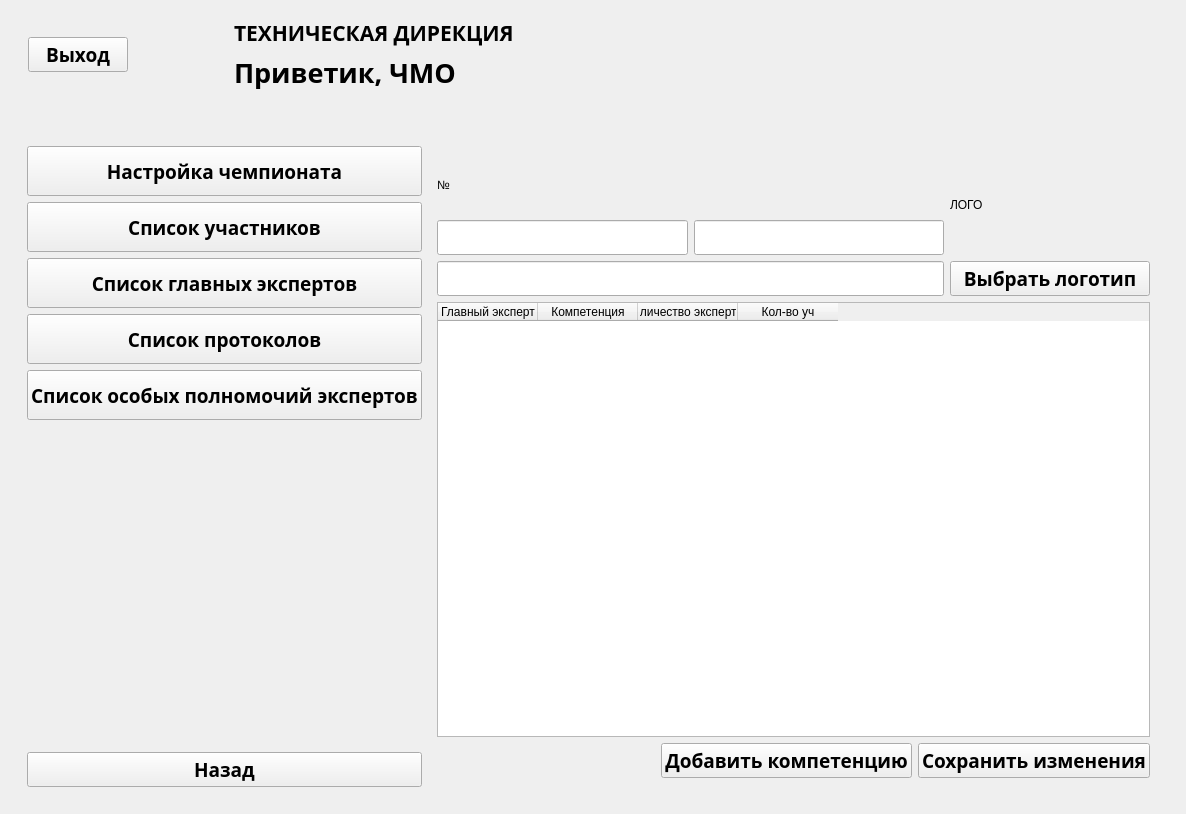
This is OrganizeForm.ui in faryek/KARELLO as Qt 5 draws it before an edit. The edited form follows.
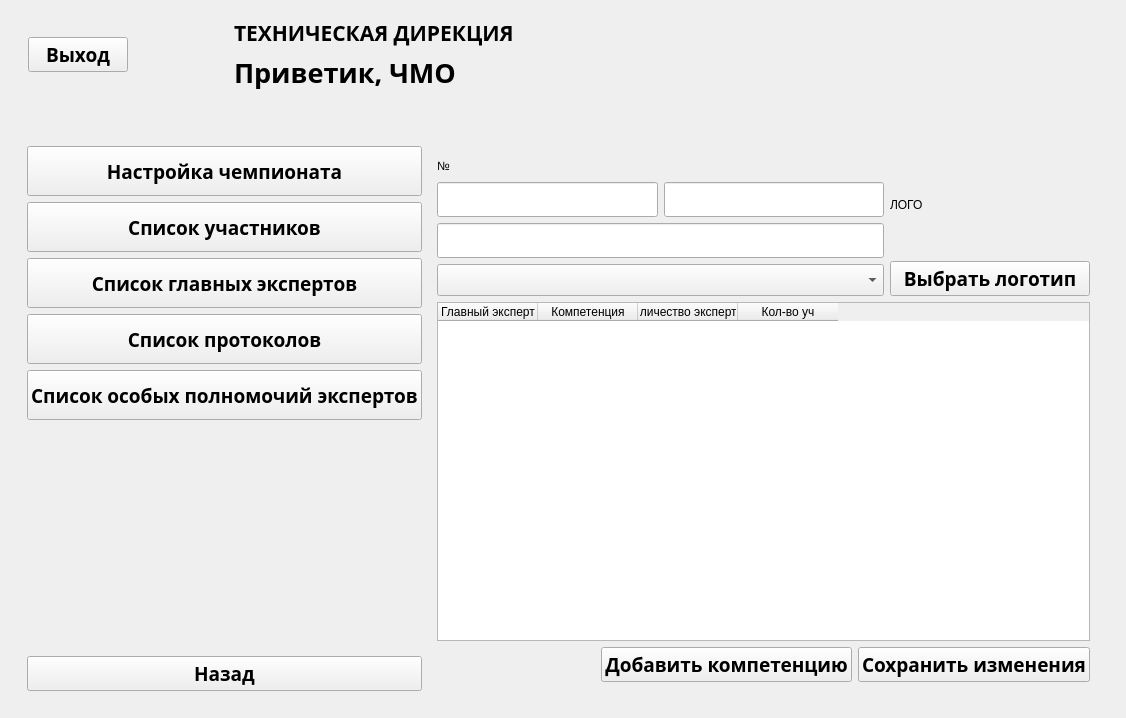
This is the edited form. Icons and pictures are not drawn.

Diff of the .ui file:
```diff
--- a/OrganizeForm.ui
+++ b/OrganizeForm.ui
@@ -6,8 +6,8 @@
    <rect>
     <x>0</x>
     <y>0</y>
-    <width>1186</width>
-    <height>814</height>
+    <width>1126</width>
+    <height>718</height>
    </rect>
   </property>
   <property name="windowTitle">
@@ -735,6 +735,16 @@
                         </property>
                        </widget>
                       </item>
+                      <item>
+                       <widget class="QComboBox" name="Sity">
+                        <property name="minimumSize">
+                         <size>
+                          <width>0</width>
+                          <height>32</height>
+                         </size>
+                        </property>
+                       </widget>
+                      </item>
                      </layout>
                     </item>
                     <item>
```
Left out of the diff: 2 changed lines with no effect on the pictures.
